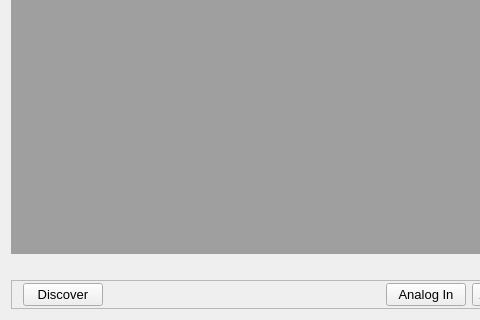
First picture: the form in mainwindow.ui, repository MccDv/universaltest, before the edit; both pictures show x 0 to 480 and y 205 to 525 of the 1091 by 525 pixel window.
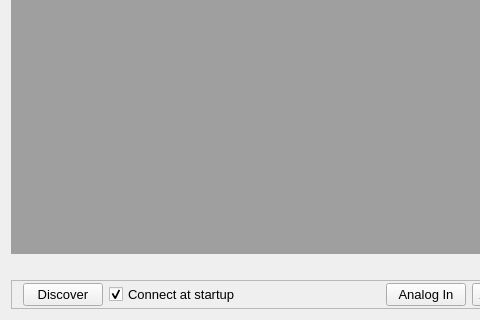
Second picture: the form after the edit.

Commit message: Allow disabling autoconnect at startup.

The edit to the form file:
```diff
--- a/mainwindow.ui
+++ b/mainwindow.ui
@@ -60,6 +60,16 @@
          </property>
         </widget>
        </item>
+       <item>
+        <widget class="QCheckBox" name="chkAutoDetect">
+         <property name="text">
+          <string>Connect at startup</string>
+         </property>
+         <property name="checked">
+          <bool>true</bool>
+         </property>
+        </widget>
+       </item>
        <item>
         <spacer name="horizontalSpacer">
          <property name="orientation">
```
The commit also changes 9 other files.
